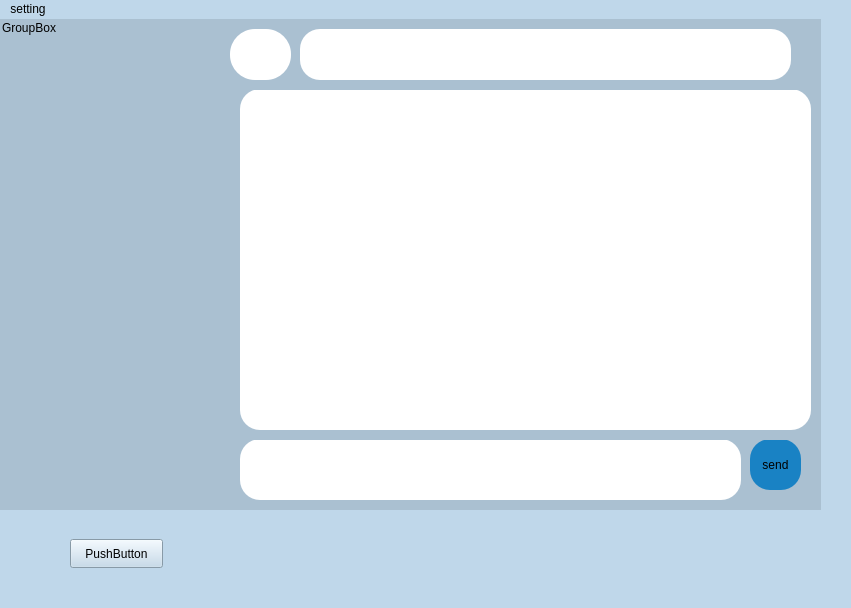
AP-projects-4001/jan-ghahve, file client/mainwindow.ui: the form before one commit.
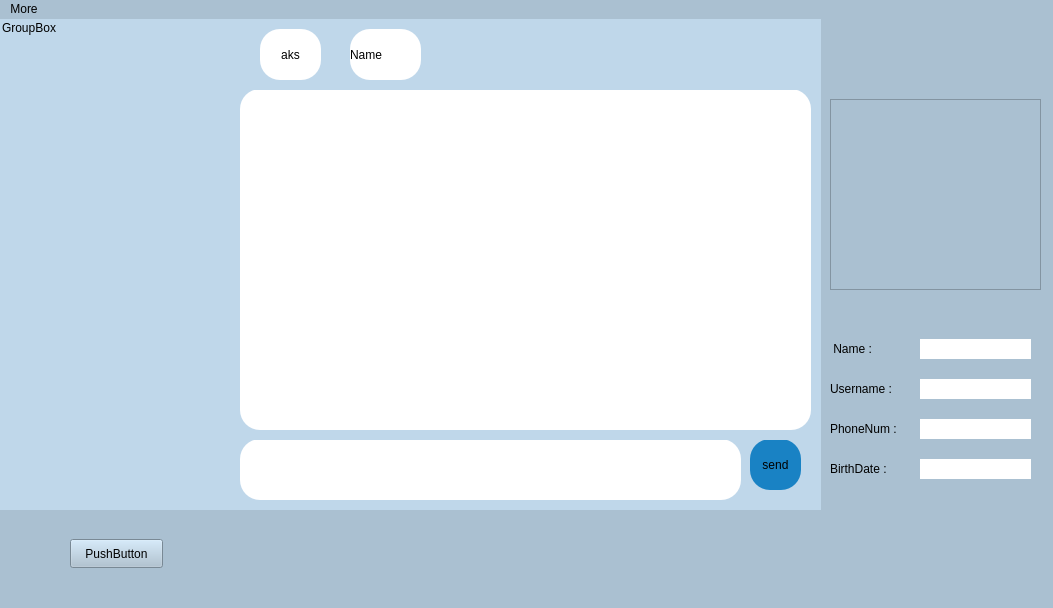
The form after the commit. Icons and pictures are not drawn.

Commit message: setting + chat-page

```diff
--- a/client/mainwindow.ui
+++ b/client/mainwindow.ui
@@ -6,7 +6,7 @@
    <rect>
     <x>0</x>
     <y>0</y>
-    <width>851</width>
+    <width>1053</width>
     <height>608</height>
    </rect>
   </property>
@@ -14,7 +14,7 @@
    <string>MainWindow</string>
   </property>
   <property name="styleSheet">
-   <string notr="true">background-color:rgb(191, 215, 234);</string>
+   <string notr="true">background-color:rgb(170, 192, 209);</string>
   </property>
   <widget class="QWidget" name="centralwidget">
    <widget class="QGroupBox" name="groupBox_2">
@@ -28,7 +28,7 @@
     </property>
     <property name="styleSheet">
      <string notr="true">border:hide;
-background-color:rgb(170, 192, 209);</string>
+background-color:rgb(191, 215, 234);</string>
     </property>
     <property name="title">
      <string/>
@@ -80,7 +80,7 @@
     </property>
     <property name="styleSheet">
      <string notr="true">border:hide;
-background-color:rgb(170, 192, 209);</string>
+background-color:rgb(191, 215, 234);</string>
     </property>
     <property name="title">
      <string/>
@@ -112,40 +112,43 @@
     </property>
     <property name="styleSheet">
      <string notr="true">border:hide;
-background-color:rgb(170, 192, 209);</string>
+background-color:rgb(191, 215, 234);</string>
     </property>
     <property name="title">
      <string/>
     </property>
-    <widget class="QLineEdit" name="lineEdit">
+    <widget class="QPushButton" name="pushButton_2">
      <property name="geometry">
       <rect>
-       <x>80</x>
-       <y>10</y>
-       <width>491</width>
-       <height>51</height>
-      </rect>
-     </property>
-     <property name="styleSheet">
-      <string notr="true">border-radius: 20%;
-color:black;
-background-color:white;</string>
-     </property>
-    </widget>
-    <widget class="QGraphicsView" name="graphicsView">
-     <property name="geometry">
-      <rect>
-       <x>10</x>
+       <x>40</x>
        <y>10</y>
        <width>61</width>
        <height>51</height>
       </rect>
      </property>
      <property name="styleSheet">
-      <string notr="true">border: hide; 
-border-radius:25%; 
-background-color: palette(base);
-</string>
+      <string notr="true">background-color:white;
+border-radius: 20%;</string>
+     </property>
+     <property name="text">
+      <string>aks</string>
+     </property>
+    </widget>
+    <widget class="QLabel" name="label">
+     <property name="geometry">
+      <rect>
+       <x>130</x>
+       <y>10</y>
+       <width>71</width>
+       <height>51</height>
+      </rect>
+     </property>
+     <property name="styleSheet">
+      <string notr="true">background-color:white;
+border-radius: 20%;</string>
+     </property>
+     <property name="text">
+      <string>Name</string>
      </property>
     </widget>
    </widget>
@@ -159,7 +162,7 @@
      </rect>
     </property>
     <property name="styleSheet">
-     <string notr="true">background-color:rgb(170, 192, 209);
+     <string notr="true">background-color:rgb(191, 215, 234);
 border:hide;
 </string>
     </property>
@@ -175,6 +178,15 @@
        <height>391</height>
       </rect>
      </property>
+     <property name="styleSheet">
+      <string notr="true">border:visible;
+font-size:18px;
+background-color:rgb(255, 255, 255);
+QListWidgetItem{
+color : red;
+background-color: red;
+}</string>
+     </property>
     </widget>
    </widget>
    <widget class="QPushButton" name="test">
@@ -190,19 +202,149 @@
      <string>PushButton</string>
     </property>
    </widget>
+   <widget class="QGraphicsView" name="graphicsView">
+    <property name="geometry">
+     <rect>
+      <x>830</x>
+      <y>80</y>
+      <width>211</width>
+      <height>191</height>
+     </rect>
+    </property>
+   </widget>
+   <widget class="QLabel" name="label_3">
+    <property name="geometry">
+     <rect>
+      <x>830</x>
+      <y>400</y>
+      <width>81</width>
+      <height>20</height>
+     </rect>
+    </property>
+    <property name="text">
+     <string>PhoneNum :</string>
+    </property>
+   </widget>
+   <widget class="QLabel" name="label_2">
+    <property name="geometry">
+     <rect>
+      <x>830</x>
+      <y>360</y>
+      <width>81</width>
+      <height>20</height>
+     </rect>
+    </property>
+    <property name="text">
+     <string>Username :</string>
+    </property>
+   </widget>
+   <widget class="QLabel" name="label_4">
+    <property name="geometry">
+     <rect>
+      <x>830</x>
+      <y>320</y>
+      <width>61</width>
+      <height>20</height>
+     </rect>
+    </property>
+    <property name="text">
+     <string> Name :</string>
+    </property>
+   </widget>
+   <widget class="QLabel" name="label_5">
+    <property name="geometry">
+     <rect>
+      <x>830</x>
+      <y>440</y>
+      <width>81</width>
+      <height>20</height>
+     </rect>
+    </property>
+    <property name="text">
+     <string>BirthDate :</string>
+    </property>
+   </widget>
+   <widget class="QLabel" name="label_6">
+    <property name="geometry">
+     <rect>
+      <x>920</x>
+      <y>320</y>
+      <width>111</width>
+      <height>20</height>
+     </rect>
+    </property>
+    <property name="styleSheet">
+     <string notr="true">background-color:white;
+border-radius: 20%;</string>
+    </property>
+    <property name="text">
+     <string/>
+    </property>
+   </widget>
+   <widget class="QLabel" name="label_7">
+    <property name="geometry">
+     <rect>
+      <x>920</x>
+      <y>400</y>
+      <width>111</width>
+      <height>20</height>
+     </rect>
+    </property>
+    <property name="styleSheet">
+     <string notr="true">background-color:white;
+border-radius: 20%;</string>
+    </property>
+    <property name="text">
+     <string/>
+    </property>
+   </widget>
+   <widget class="QLabel" name="label_8">
+    <property name="geometry">
+     <rect>
+      <x>920</x>
+      <y>360</y>
+      <width>111</width>
+      <height>20</height>
+     </rect>
+    </property>
+    <property name="styleSheet">
+     <string notr="true">background-color:white;
+border-radius: 20%;</string>
+    </property>
+    <property name="text">
+     <string/>
+    </property>
+   </widget>
+   <widget class="QLabel" name="label_9">
+    <property name="geometry">
+     <rect>
+      <x>920</x>
+      <y>440</y>
+      <width>111</width>
+      <height>20</height>
+     </rect>
+    </property>
+    <property name="styleSheet">
+     <string notr="true">background-color:white;
+border-radius: 20%;</string>
+    </property>
+    <property name="text">
+     <string/>
+    </property>
+   </widget>
   </widget>
   <widget class="QMenuBar" name="menubar">
    <property name="geometry">
     <rect>
      <x>0</x>
      <y>0</y>
-     <width>851</width>
+     <width>1053</width>
      <height>26</height>
     </rect>
    </property>
    <widget class="QMenu" name="menusetting">
     <property name="title">
-     <string>setting</string>
+     <string>More</string>
     </property>
     <addaction name="separator"/>
     <addaction name="actionprofile"/>
```
Left out of the diff: 18 changed lines with no effect on the pictures. The commit also changes 5 other files.
